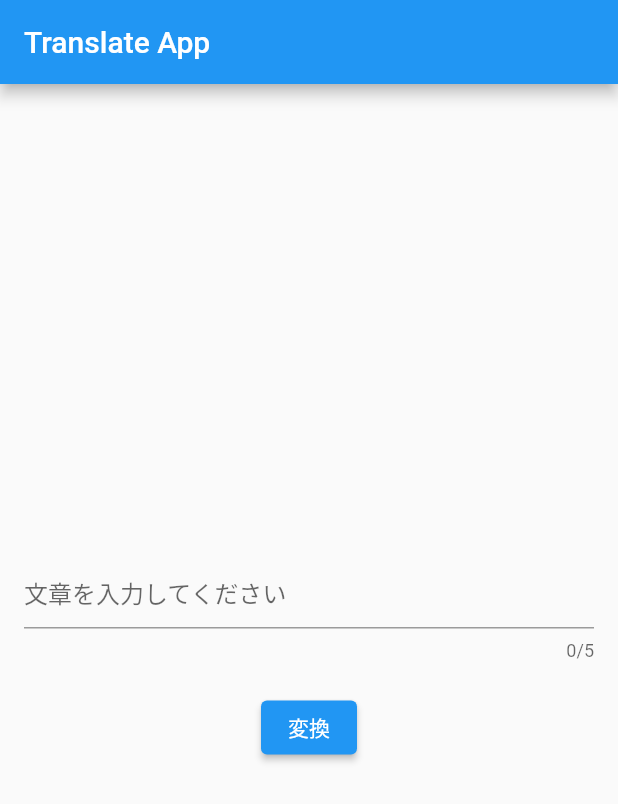
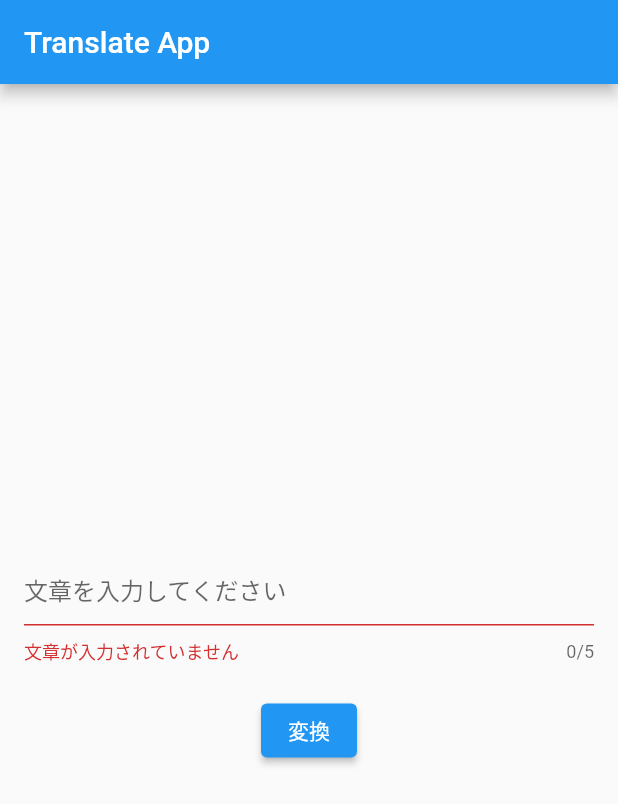
Before and after one commit to gawaooooo-sandbox/learn-flutter, a Flutter app: the screen it shows after launch, after a tap on "変換", on a phone screen of 412 x 824 dp. Shown: the top 804 px of the screen. Run offline on Flutter 3.47's test engine with Material 2 defaults, Android fonts, the phone set to English and light mode, and no system bars.

Commit message:
入力値のバリデーション

```diff
--- a/translate_app/lib/main.dart
+++ b/translate_app/lib/main.dart
@@ -46,6 +46,8 @@ class HomePage extends StatefulWidget {
 }
 
 class _HomePageState extends State<HomePage> {
+  final _formKey = GlobalKey<FormState>();
+
   @override
   Widget build(BuildContext context) {
     // This method is rerun every time setState is called, for instance as done
@@ -60,21 +62,33 @@ class _HomePageState extends State<HomePage> {
             // the App.build method, and use it to set our appbar title.
             title: const Text("Translate App")),
         // 子Widgetを垂直に配置するWidget
-        body: Column(
+        body: Form(
+            key: _formKey,
+            child: Column(
               // 子Widgetを中央へ寄せるためのパラメータ
               mainAxisAlignment: MainAxisAlignment.center,
               children: [
                 // 余白を与えて子要素を配置するWidget
-            const Padding(
-                padding: EdgeInsets.symmetric(horizontal: 16),
-                // ユーザーが入力可能なテキストフィールド
-                child: TextField(
+                Padding(
+                    padding: const EdgeInsets.symmetric(horizontal: 16),
+                    child: TextFormField(
                         maxLength: 5,
-                  decoration: InputDecoration(hintText: '文章を入力してください'),
-                )),
+                        decoration:
+                            const InputDecoration(hintText: '文章を入力してください'),
+                        validator: (value) {
+                          if (value == null || value.isEmpty) {
+                            return '文章が入力されていません';
+                          }
+                          return null;
+                        })),
                 const SizedBox(height: 20),
-            ElevatedButton(onPressed: () {}, child: const Text('変換'))
+                ElevatedButton(
+                    onPressed: () {
+                      final formState = _formKey.currentState!;
+                      formState.validate();
+                    },
+                    child: const Text('変換'))
               ],
-        ));
+            )));
   }
 }
```
Lines whose indentation alone changed are shown as unchanged.
